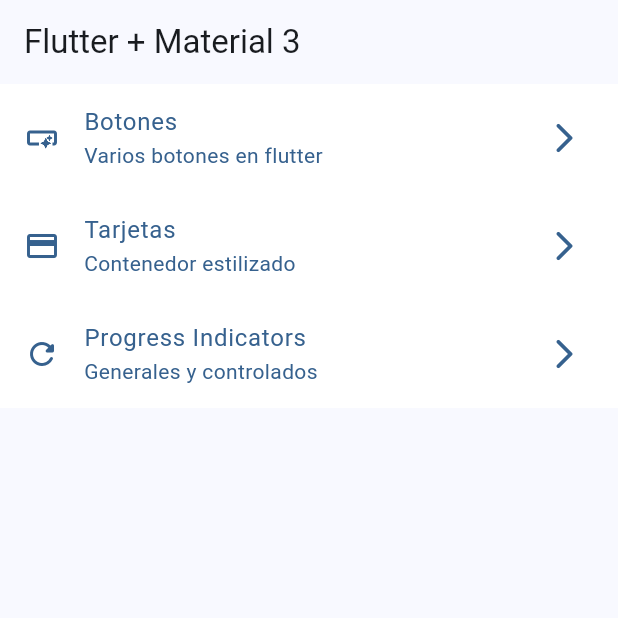
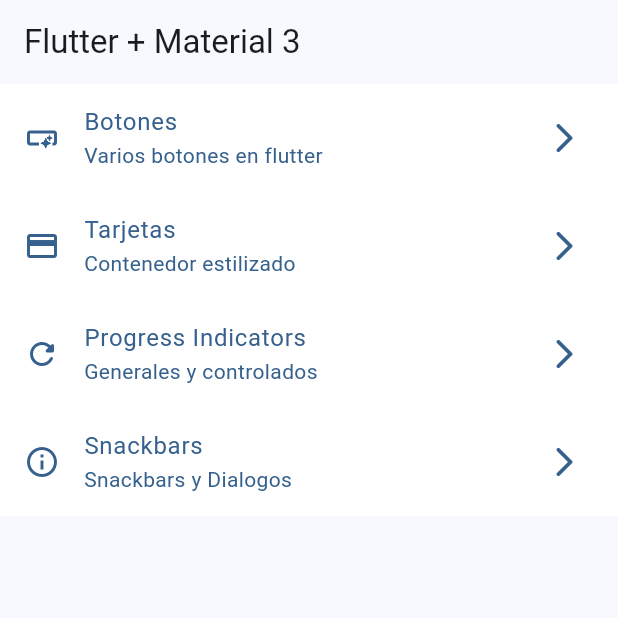
Before and after one commit to Curvi55/widgets_app, a Flutter app: the screen it shows after launch, on a phone screen of 412 x 824 dp, the top half of it. Run offline on Flutter 3.47's test engine with Material 2 defaults, Android fonts, the phone set to English and light mode, and no system bars; our stand-ins replace go_router.

Commit message:
snackbar otras configuraciones addicionales duration

```diff
--- a/lib/config/menu/menu_items.dart
+++ b/lib/config/menu/menu_items.dart
@@ -39,13 +39,13 @@ class MenuItem {
         link:'/progress'  ,
         icon:Icons.refresh_rounded
         ),
-        /*
+
       const MenuItem(
-        title:'Tarjetas' ,
-        subTitle: 'Contenedor estilizado',
-        link:'/card'  ,
-        icon:Icons.credit_card
-        ),
+        title:'Snackbars' ,
+        subTitle: 'Snackbars y Dialogos',
+        link:'/snackbars'  ,
+        icon:Icons.info_outlined
+        ),/*
       const MenuItem(
         title:'Tarjetas' ,
         subTitle: 'Contenedor estilizado',
--- a/lib/config/router/app_router.dart
+++ b/lib/config/router/app_router.dart
@@ -33,6 +33,12 @@ final appRouter = GoRouter(
       builder: (context, state) => const ProgressScreen(),
     ),
 
+    GoRoute(
+      path: '/snackbars',
+      name: SnackbarScreen.name,
+      builder: (context, state) => const SnackbarScreen(),
+    ),
+
 
   ],
 );
```
Also changed, not shown: lib/presentation/screens/snackbar/snackbar_screen.dart (+27 -1 lines).
